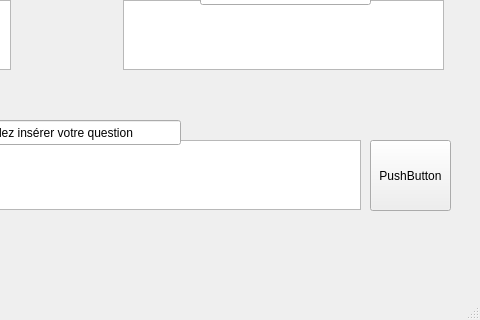
First picture: the form in VICCI/mainwindow.ui, repository NicoJouss/MP_SFL_2019_G4_VICCI, before the edit; both pictures show x 320 to 800 and y 280 to 600 of the 800 by 600 pixel window.
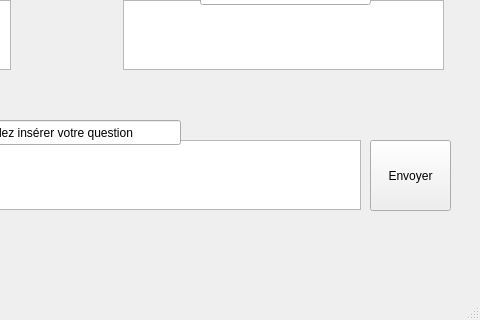
Second picture: the form after the edit.

Commit message: Ajout de la réponse de l'heure

Patch:
```diff
--- a/VICCI/mainwindow.ui
+++ b/VICCI/mainwindow.ui
@@ -134,7 +134,7 @@
      </rect>
     </property>
     <property name="text">
-     <string>PushButton</string>
+     <string>Envoyer</string>
     </property>
    </widget>
   </widget>
```
The commit also changes 1 other file.
